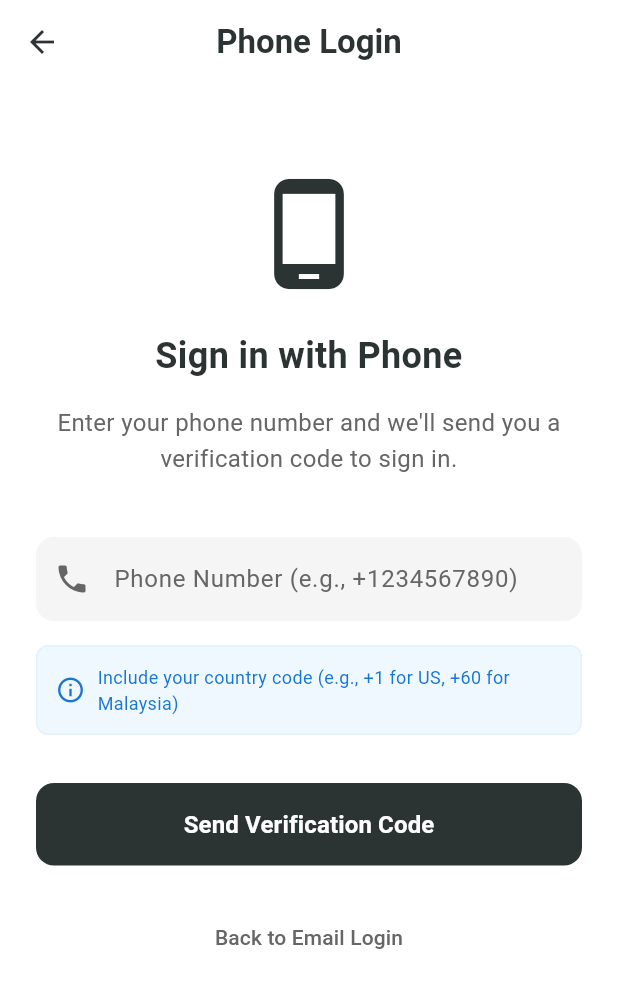
After one commit to SahandMohammed/pertukekem, a Flutter app: the screen it shows after launch, after a tap on "Sign in with Phone", on a phone screen of 412 x 824 dp. The commit adds this screen. Shown: the top 988 px of the screen. Run offline on Flutter 3.47's test engine with Material 3 defaults, Android fonts, the phone set to English and light mode, and no system bars; our stand-ins replace cloud_firestore, country_picker, file_picker, firebase_ai, firebase_auth, firebase_core and 8 more; missing offline and left inert: flutter_pdfview; accounts and stored records are empty.

Commit message:
feat: Add phone login functionality with OTP verification and error handling

```diff
--- a/lib/features/authentication/view/login_screen.dart
+++ b/lib/features/authentication/view/login_screen.dart
@@ -2,6 +2,7 @@ import 'package:flutter/material.dart';
 import 'package:provider/provider.dart';
 import '../viewmodel/auth_viewmodel.dart';
 import 'forgot_password_screen.dart';
+import 'phone_login_screen.dart';
 import 'role_selection_screen.dart';
 
 class LoginScreen extends StatefulWidget {
@@ -233,6 +234,60 @@ class _LoginScreenState extends State<LoginScreen> {
                           ),
                 ),
                 const SizedBox(height: 24),
+                Row(
+                  children: [
+                    const Expanded(child: Divider()),
+                    Padding(
+                      padding: const EdgeInsets.symmetric(horizontal: 16),
+                      child: Text(
+                        'OR',
+                        style: TextStyle(
+                          color: Colors.grey[600],
+                          fontSize: 14,
+                          fontWeight: FontWeight.w500,
+                        ),
+                      ),
+                    ),
+                    const Expanded(child: Divider()),
+                  ],
+                ),
+                const SizedBox(height: 24),
+                OutlinedButton(
+                  onPressed:
+                      _isLoading
+                          ? null
+                          : () {
+                            Navigator.push(
+                              context,
+                              MaterialPageRoute(
+                                builder: (context) => const PhoneLoginScreen(),
+                              ),
+                            );
+                          },
+                  style: OutlinedButton.styleFrom(
+                    foregroundColor: const Color(0xFF2C3333),
+                    padding: const EdgeInsets.symmetric(vertical: 16),
+                    shape: RoundedRectangleBorder(
+                      borderRadius: BorderRadius.circular(12),
+                    ),
+                    side: const BorderSide(color: Color(0xFF2C3333)),
+                  ),
+                  child: const Row(
+                    mainAxisAlignment: MainAxisAlignment.center,
+                    children: [
+                      Icon(Icons.phone, size: 20),
+                      SizedBox(width: 8),
+                      Text(
+                        'Sign in with Phone',
+                        style: TextStyle(
+                          fontSize: 16,
+                          fontWeight: FontWeight.w600,
+                        ),
+                      ),
+                    ],
+                  ),
+                ),
+                const SizedBox(height: 24),
                 TextButton(
                   onPressed:
                       _isLoading
--- /dev/null
+++ b/lib/features/authentication/view/phone_login_screen.dart
@@ -0,0 +1,272 @@
+import 'package:flutter/material.dart';
+import 'package:provider/provider.dart';
+import '../viewmodel/auth_viewmodel.dart';
+import 'verify_phone_screen.dart';
+
+class PhoneLoginScreen extends StatefulWidget {
+  const PhoneLoginScreen({super.key});
+
+  @override
+  State<PhoneLoginScreen> createState() => _PhoneLoginScreenState();
+}
+
+class _PhoneLoginScreenState extends State<PhoneLoginScreen> {
+  final _formKey = GlobalKey<FormState>();
+  final _phoneController = TextEditingController();
+  bool _isLoading = false;
+
+  @override
+  void dispose() {
+    _phoneController.dispose();
+    super.dispose();
+  }
+
+  String _getFirebaseAuthErrorMessage(String code) {
+    switch (code) {
+      case 'user-not-found':
+        return 'No verified account found with this phone number';
+      case 'invalid-phone-number':
+        return 'Please enter a valid phone number';
+      case 'too-many-requests':
+        return 'Too many attempts. Please try again later';
+      case 'network-request-failed':
+        return 'Network error. Please check your connection';
+      case 'operation-not-allowed':
+        return 'Phone authentication is not enabled';
+      case 'app-not-authorized':
+        return 'App authentication configuration error';
+      default:
+        return 'An error occurred. Please try again';
+    }
+  }
+
+  Future<void> _sendPhoneOTP() async {
+    if (_formKey.currentState?.validate() ?? false) {
+      setState(() {
+        _isLoading = true;
+      });
+
+      try {
+        await context.read<AuthViewModel>().loginWithPhoneNumber(
+          phoneNumber: _phoneController.text.trim(),
+          onCodeSent: (verificationId) {
+            if (mounted) {
+              Navigator.push(
+                context,
+                MaterialPageRoute(
+                  builder:
+                      (context) => VerifyPhoneScreen(
+                        verificationId: verificationId,
+                        isLogin:
+                            true, // Add this parameter to distinguish login vs signup
+                      ),
+                ),
+              );
+            }
+          },
+          onError: (error) {
+            if (mounted) {
+              ScaffoldMessenger.of(context).showSnackBar(
+                SnackBar(
+                  content: Text(error),
+                  backgroundColor: Theme.of(context).colorScheme.error,
+                ),
+              );
+            }
+          },
+        );
+      } catch (e) {
+        if (mounted) {
+          String errorMessage = 'An error occurred';
+
+          if (e.toString().contains('[firebase_auth/')) {
+            final code = e.toString().split('[firebase_auth/')[1].split(']')[0];
+            errorMessage = _getFirebaseAuthErrorMessage(code);
+          }
+
+          ScaffoldMessenger.of(context).showSnackBar(
+            SnackBar(
+              content: Text(errorMessage),
+              backgroundColor: Theme.of(context).colorScheme.error,
+            ),
+          );
+        }
+      } finally {
+        if (mounted) {
+          setState(() {
+            _isLoading = false;
+          });
+        }
+      }
+    }
+  }
+
+  bool _isValidPhoneNumber(String phone) {
+    // Remove all non-digit characters
+    final digits = phone.replaceAll(RegExp(r'[^\d]'), '');
+    // Check if it has at least 10 digits (minimum for most countries)
+    return digits.length >= 10 && digits.length <= 15;
+  }
+
+  @override
+  Widget build(BuildContext context) {
+    return Scaffold(
+      backgroundColor: Colors.white,
+      appBar: AppBar(
+        backgroundColor: Colors.white,
+        elevation: 0,
+        leading: IconButton(
+          icon: const Icon(Icons.arrow_back, color: Color(0xFF2C3333)),
+          onPressed: () => Navigator.pop(context),
+        ),
+        title: const Text(
+          'Phone Login',
+          style: TextStyle(
+            color: Color(0xFF2C3333),
+            fontWeight: FontWeight.w600,
+          ),
+        ),
+        centerTitle: true,
+      ),
+      body: SafeArea(
+        child: SingleChildScrollView(
+          padding: const EdgeInsets.symmetric(horizontal: 24.0, vertical: 20.0),
+          child: Form(
+            key: _formKey,
+            child: Column(
+              crossAxisAlignment: CrossAxisAlignment.stretch,
+              children: [
+                const SizedBox(height: 40),
+                const Icon(
+                  Icons.phone_android,
+                  size: 80,
+                  color: Color(0xFF2C3333),
+                ),
+                const SizedBox(height: 24),
+                const Text(
+                  'Sign in with Phone',
+                  textAlign: TextAlign.center,
+                  style: TextStyle(
+                    fontSize: 24,
+                    fontWeight: FontWeight.w600,
+                    color: Color(0xFF2C3333),
+                  ),
+                ),
+                const SizedBox(height: 16),
+                const Text(
+                  'Enter your phone number and we\'ll send you a verification code to sign in.',
+                  textAlign: TextAlign.center,
+                  style: TextStyle(
+                    fontSize: 16,
+                    color: Color(0xFF666666),
+                    height: 1.5,
+                  ),
+                ),
+                const SizedBox(height: 40),
+                TextFormField(
+                  controller: _phoneController,
+                  decoration: InputDecoration(
+                    hintText: 'Phone Number (e.g., +1234567890)',
+                    prefixIcon: const Icon(
+                      Icons.phone,
+                      color: Color(0xFF666666),
+                    ),
+                    filled: true,
+                    fillColor: const Color(0xFFF5F5F5),
+                    border: OutlineInputBorder(
+                      borderRadius: BorderRadius.circular(12),
+                      borderSide: BorderSide.none,
+                    ),
+                    hintStyle: const TextStyle(color: Color(0xFF666666)),
+                  ),
+                  keyboardType: TextInputType.phone,
+                  enabled: !_isLoading,
+                  validator: (value) {
+                    if (value == null || value.isEmpty) {
+                      return 'Please enter your phone number';
+                    }
+                    if (!_isValidPhoneNumber(value)) {
+                      return 'Please enter a valid phone number';
+                    }
+                    return null;
+                  },
+                ),
+                const SizedBox(height: 16),
+                Container(
+                  padding: const EdgeInsets.all(12),
+                  decoration: BoxDecoration(
+                    color: const Color(0xFFF0F8FF),
+                    borderRadius: BorderRadius.circular(8),
+                    border: Border.all(color: const Color(0xFFE3F2FD)),
+                  ),
+                  child: const Row(
+                    children: [
+                      Icon(
+                        Icons.info_outline,
+                        color: Color(0xFF1976D2),
+                        size: 20,
+                      ),
+                      SizedBox(width: 8),
+                      Expanded(
+                        child: Text(
+                          'Include your country code (e.g., +1 for US, +60 for Malaysia)',
+                          style: TextStyle(
+                            fontSize: 12,
+                            color: Color(0xFF1976D2),
+                          ),
+                        ),
+                      ),
+                    ],
+                  ),
+                ),
+                const SizedBox(height: 32),
+                ElevatedButton(
+                  onPressed: _isLoading ? null : _sendPhoneOTP,
+                  style: ElevatedButton.styleFrom(
+                    backgroundColor: const Color(0xFF2C3333),
+                    foregroundColor: Colors.white,
+                    padding: const EdgeInsets.symmetric(vertical: 16),
+                    shape: RoundedRectangleBorder(
+                      borderRadius: BorderRadius.circular(12),
+                    ),
+                    elevation: 0,
+                  ),
+                  child:
+                      _isLoading
+                          ? const SizedBox(
+                            height: 20,
+                            width: 20,
+                            child: CircularProgressIndicator(
+                              strokeWidth: 2,
+                              valueColor: AlwaysStoppedAnimation<Color>(
+                                Colors.white,
+                              ),
+                            ),
+                          )
+                          : const Text(
+                            'Send Verification Code',
+                            style: TextStyle(
+                              fontSize: 16,
+                              fontWeight: FontWeight.w600,
+                            ),
+                          ),
+                ),
+                const SizedBox(height: 24),
+                TextButton(
+                  onPressed: _isLoading ? null : () => Navigator.pop(context),
+                  style: TextButton.styleFrom(
+                    foregroundColor: const Color(0xFF666666),
+                  ),
+                  child: const Text(
+                    'Back to Email Login',
+                    style: TextStyle(fontSize: 14),
+                  ),
+                ),
+              ],
+            ),
+          ),
+        ),
+      ),
+    );
+  }
+}
```
Also changed, not shown: lib/features/authentication/view/verify_phone_screen.dart (+26 -5 lines), lib/features/authentication/viewmodel/auth_viewmodel.dart (+134 -0 lines), lib/features/profile/viewmodel/store_profile_viewmodel.dart (+57 -16 lines).
